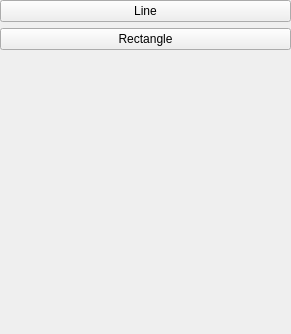
Old version of the form drawing_tools.ui in the repository zhangwanjun4843/image_viewer.
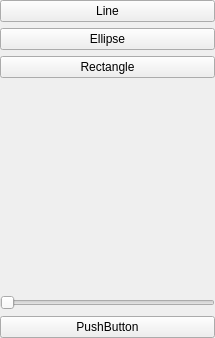
New version of the form.

```diff
--- a/drawing_tools.ui
+++ b/drawing_tools.ui
@@ -6,8 +6,8 @@
    <rect>
     <x>0</x>
     <y>0</y>
-    <width>291</width>
-    <height>334</height>
+    <width>215</width>
+    <height>338</height>
    </rect>
   </property>
   <property name="windowTitle">
@@ -30,6 +30,8 @@
     <item>
      <layout class="QVBoxLayout" name="verticalLayout_2">
       <item>
+       <layout class="QVBoxLayout" name="verticalLayout_3">
+        <item>
        <widget class="QPushButton" name="line_btn">
         <property name="text">
          <string>Line</string>
@@ -39,6 +41,13 @@
         </property>
        </widget>
       </item>
+        <item>
+         <widget class="QPushButton" name="ellipse_btn">
+          <property name="text">
+           <string>Ellipse</string>
+          </property>
+         </widget>
+        </item>
       <item>
        <widget class="QPushButton" name="rectangle_btn">
         <property name="text">
@@ -61,6 +70,26 @@
          </size>
         </property>
        </spacer>
+        </item>
+        <item>
+         <layout class="QVBoxLayout" name="verticalLayout_4">
+          <item>
+           <widget class="QSlider" name="horizontalSlider">
+            <property name="orientation">
+             <enum>Qt::Horizontal</enum>
+            </property>
+           </widget>
+          </item>
+          <item>
+           <widget class="QPushButton" name="pushButton">
+            <property name="text">
+             <string>PushButton</string>
+            </property>
+           </widget>
+          </item>
+         </layout>
+        </item>
+       </layout>
       </item>
      </layout>
     </item>
```
Lines whose indentation alone changed are shown as unchanged.
